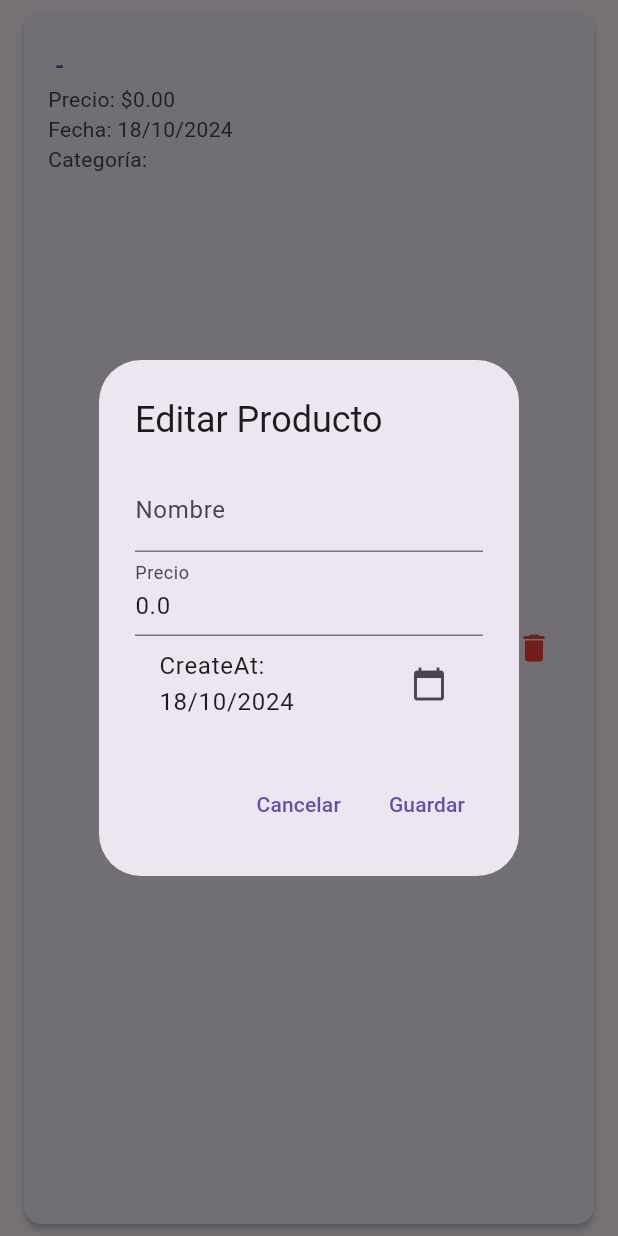
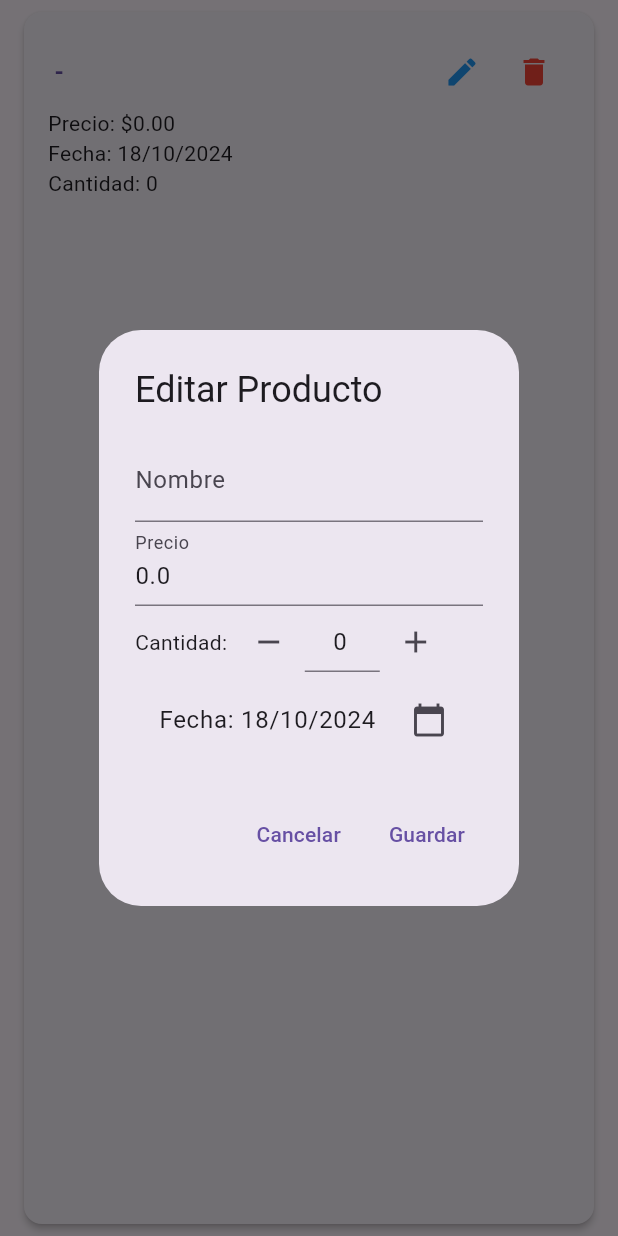
Before and after one commit to Danielcar2na/inventory_manager, a Flutter app: the ProductItemList widget shown alone on an empty page, opened directly with empty values, after a tap on the "edit" icon, on a phone screen of 412 x 824 dp. Run offline on Flutter 3.47's test engine with Material 3 defaults, Android fonts, the phone set to English and light mode, and no system bars; our stand-ins replace get, sqflite; missing offline and left inert: dart:ffi; accounts and stored records are empty.

Commit message:
mover aunmentar y disminuir a editar

```diff
--- a/lib/products/model/product.dart
+++ b/lib/products/model/product.dart
@@ -40,6 +40,7 @@ class Product {
     String vendedor;
     String marcadd;
     DateTime createAt;
+    int inventario;
 
     Product({
         required this.agrupacion,
@@ -73,6 +74,7 @@ class Product {
         required this.vendedor,
         required this.marcadd,
         required this.createAt,
+        required this.inventario,
     });
 
     factory Product.fromJson(Map<String, dynamic> json) => Product(
@@ -107,6 +109,7 @@ class Product {
         vendedor: json["Vendedor"],
         marcadd: json["Marcadd"],
         createAt: DateTime.parse(json["CreateAt"]),
+        inventario: json["Inventario"],
     );
 
     Map<String, dynamic> toJson() => {
@@ -141,5 +144,6 @@ class Product {
         "Vendedor": vendedor,
         "Marcadd": marcadd,
         "CreateAt": createAt.toIso8601String(),
+        "Inventario": inventario,
     };
 }
--- a/lib/products/widgets/product_item_list.dart
+++ b/lib/products/widgets/product_item_list.dart
@@ -8,7 +8,8 @@ class ProductItemList extends StatelessWidget {
   final Product product;
   final int index;
 
-  ProductItemList({Key? key, required this.product, required this.index}) : super(key: key);
+  ProductItemList({Key? key, required this.product, required this.index})
+      : super(key: key);
 
   final viewModel = Get.find<ProductViewModel>();
 
@@ -17,9 +18,15 @@ class ProductItemList extends StatelessWidget {
     return Card(
       elevation: 2,
       margin: const EdgeInsets.symmetric(vertical: 8, horizontal: 16),
-      child: ListTile(
-        contentPadding: const EdgeInsets.all(16),
-        title: Text(
+      child: Padding(
+        padding: const EdgeInsets.all(16),
+        child: Column(
+          crossAxisAlignment: CrossAxisAlignment.start,
+          children: [
+            Row(
+              children: [
+                Expanded(
+                  child: Text(
                     '${product.nombre} - ${product.codigo}',
                     style: TextStyle(
                       fontWeight: FontWeight.bold,
@@ -27,17 +34,7 @@ class ProductItemList extends StatelessWidget {
                       color: Theme.of(context).primaryColor,
                     ),
                   ),
-        subtitle: Column(
-          crossAxisAlignment: CrossAxisAlignment.start,
-          children: [
-            Text('Precio: \$${product.precio.toStringAsFixed(2)}'),
-            Text('Fecha: ${DateFormat('dd/MM/yyyy').format(product.createAt)}'),
-            Text('Categoría: ${product.categoria}'),
-          ],
                 ),
-        trailing: Row(
-          mainAxisSize: MainAxisSize.min,
-          children: [
                 IconButton(
                   icon: Icon(Icons.edit, color: Colors.blue),
                   onPressed: () => _showEditDialog(context),
@@ -48,13 +45,21 @@ class ProductItemList extends StatelessWidget {
                 ),
               ],
             ),
+            Text('Precio: \$${product.precio.toStringAsFixed(2)}'),
+            Text('Fecha: ${DateFormat('dd/MM/yyyy').format(product.createAt)}'),
+            Text('Cantidad: ${product.inventario.toString()}')
+
+          ],
+        ),
       ),
     );
   }
 
   void _showEditDialog(BuildContext context) {
-    TextEditingController nombreController = TextEditingController(text: product.nombre);
-    TextEditingController precioController = TextEditingController(text: product.precio.toString());
+    TextEditingController nombreController =
+        TextEditingController(text: product.nombre);
+    TextEditingController precioController =
+        TextEditingController(text: product.precio.toString());
     DateTime selectedDate = product.createAt;
 
     showDialog(
@@ -73,10 +78,49 @@ class ProductItemList extends StatelessWidget {
                 TextField(
                   controller: precioController,
                   decoration: InputDecoration(labelText: 'Precio'),
+                  keyboardType: TextInputType.numberWithOptions(decimal: true),
+                ),
+                Row(
+              children: [
+                Text('Cantidad: '),
+                Row(
+                  children: [
+                    IconButton(
+                      icon: Icon(Icons.remove),
+                      onPressed: () {
+                        viewModel.decreaseInventory(product.inventario);
+                      },
+                      padding: EdgeInsets.zero,
+                      constraints: BoxConstraints(),
+                    ),
+                     SizedBox(
+                      width: 50,
+                      child: TextFormField(
+                        initialValue: product.inventario.toString(),
+                        textAlign: TextAlign.center,
                         keyboardType: TextInputType.number,
+                        onChanged: (value) => viewModel.updateInventoryDirectly(index, value),
+                        decoration: InputDecoration(
+                          isDense: true,
+                          contentPadding: EdgeInsets.symmetric(horizontal: 5, vertical: 8),
+                        ),
+                      ),
+                    ),
+                    IconButton(
+                      icon: Icon(Icons.add),
+                      onPressed: () {
+                        viewModel.increaseInventory(product.inventario);
+                      },
+                      padding: EdgeInsets.zero,
+                      constraints: BoxConstraints(),
+                    ),
+                  ],
+                ),
+              ],
             ),
                 ListTile(
-                  title: Text('CreateAt: ${DateFormat('dd/MM/yyyy').format(selectedDate)}'),
+                  title: Text(
+                      'Fecha: ${DateFormat('dd/MM/yyyy').format(selectedDate)}'),
                   trailing: Icon(Icons.calendar_today),
                   onTap: () async {
                     final DateTime? picked = await showDatePicker(
@@ -133,6 +177,7 @@ class ProductItemList extends StatelessWidget {
                   vendedor: product.vendedor,
                   marcadd: product.marcadd,
                   createAt: selectedDate,
+                  inventario: product.inventario,
                 );
                 viewModel.editProduct(index, updatedProduct);
                 Navigator.of(context).pop();
```
Also changed, not shown: lib/products/View/add_product_form.dart (+13 -4 lines), lib/products/view_model/product_view_model.dart (+120 -2 lines). Lines whose indentation alone changed are shown as unchanged.
